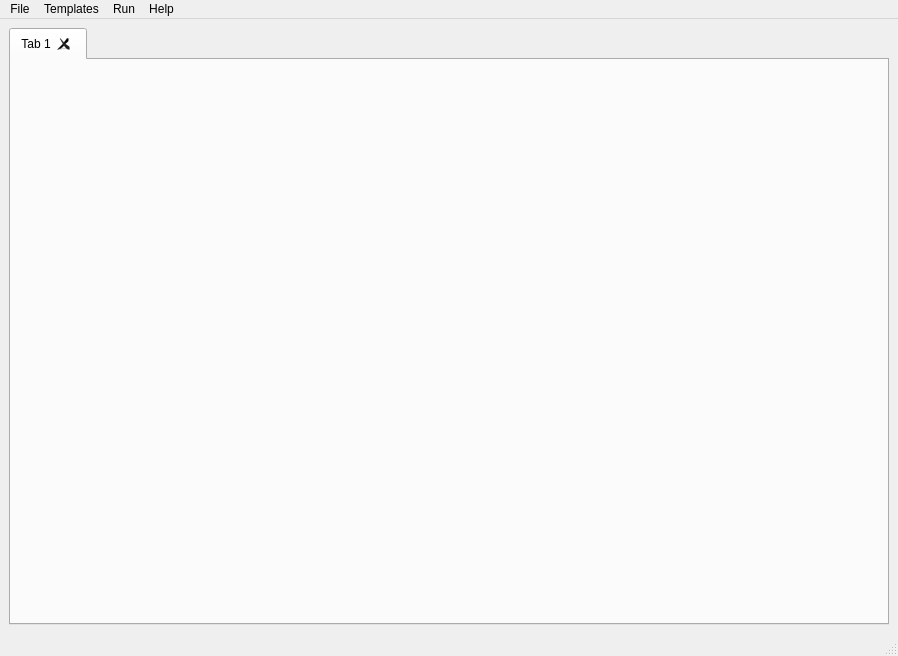
Old version of the form GUI/Widgets/LibpinceEngine/Form/LibpinceEngineWindow.ui in the repository korcankaraokcu/PINCE.
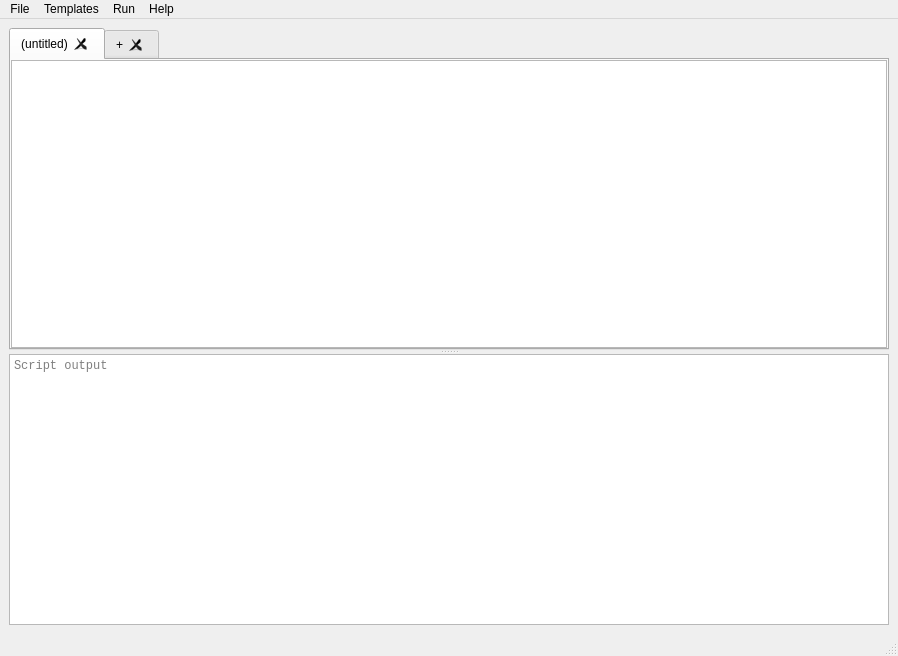
New version of the form. Custom widgets are drawn as their Qt base class.

Commit message: Improve Libpince Engine with new API functions, syntax highlighting, output window and more

```diff
--- a/GUI/Widgets/LibpinceEngine/Form/LibpinceEngineWindow.ui
+++ b/GUI/Widgets/LibpinceEngine/Form/LibpinceEngineWindow.ui
@@ -16,14 +16,76 @@
   <widget class="QWidget" name="centralwidget">
    <layout class="QGridLayout" name="gridLayout">
     <item row="0" column="0">
-     <widget class="QTabWidget" name="tabWidget">
-      <property name="tabsClosable">
-       <bool>true</bool>
+     <widget class="QSplitter" name="splitter">
+      <property name="orientation">
+       <enum>Qt::Orientation::Vertical</enum>
       </property>
-      <widget class="QWidget" name="tab">
-       <attribute name="title">
-        <string>Tab 1</string>
-       </attribute>
+      <property name="childrenCollapsible">
+       <bool>false</bool>
+      </property>
+      <widget class="QTabWidget" name="tabWidget">
+       <property name="tabsClosable">
+        <bool>true</bool>
+       </property>
+       <widget class="QWidget" name="editorTab">
+        <attribute name="title">
+         <string>(untitled)</string>
+        </attribute>
+        <layout class="QVBoxLayout" name="editorLayout">
+         <property name="leftMargin">
+          <number>0</number>
+         </property>
+         <property name="topMargin">
+          <number>0</number>
+         </property>
+         <property name="rightMargin">
+          <number>0</number>
+         </property>
+         <property name="bottomMargin">
+          <number>0</number>
+         </property>
+         <item>
+          <widget class="ScriptEditor" name="scriptEditor">
+           <property name="font">
+            <font>
+             <family>Monospace</family>
+             <pointsize>10</pointsize>
+            </font>
+           </property>
+           <property name="lineWrapMode">
+            <enum>QPlainTextEdit::LineWrapMode::NoWrap</enum>
+           </property>
+           <property name="tabStopDistance">
+            <double>40.000000000000000</double>
+           </property>
+          </widget>
+         </item>
+        </layout>
+       </widget>
+       <widget class="QWidget" name="plusTab">
+        <attribute name="title">
+         <string>+</string>
+        </attribute>
+       </widget>
+      </widget>
+      <widget class="QPlainTextEdit" name="outputEdit">
+       <property name="font">
+        <font>
+         <family>Monospace</family>
+        </font>
+       </property>
+       <property name="lineWrapMode">
+        <enum>QPlainTextEdit::LineWrapMode::NoWrap</enum>
+       </property>
+       <property name="readOnly">
+        <bool>true</bool>
+       </property>
+       <property name="maximumBlockCount">
+        <number>5000</number>
+       </property>
+       <property name="placeholderText">
+        <string>Script output</string>
+       </property>
       </widget>
      </widget>
     </item>
@@ -95,6 +157,13 @@
    </property>
   </action>
  </widget>
+ <customwidgets>
+  <customwidget>
+   <class>ScriptEditor</class>
+   <extends>QPlainTextEdit</extends>
+   <header location="global">GUI.Widgets.LibpinceEngine.ScriptEditor</header>
+  </customwidget>
+ </customwidgets>
  <resources/>
  <connections/>
 </ui>
```
Left out of the diff: 125 changed lines with no effect on the pictures. The commit also changes 8 other files.
